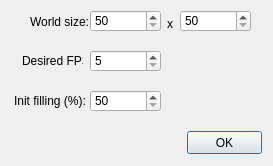
First picture: the form in src/settingsui.ui, repository TimeCoder/LifeTime, before the edit.
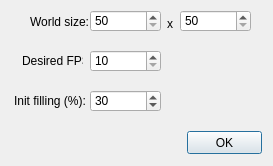
Second picture: the form after the edit.

```diff
--- a/src/settingsui.ui
+++ b/src/settingsui.ui
@@ -100,10 +100,10 @@
     </rect>
    </property>
    <property name="minimum">
-    <number>5</number>
+    <number>10</number>
    </property>
    <property name="maximum">
-    <number>1000</number>
+    <number>100</number>
    </property>
    <property name="singleStep">
     <number>5</number>
@@ -119,13 +119,16 @@
     </rect>
    </property>
    <property name="minimum">
-    <number>50</number>
+    <number>10</number>
    </property>
    <property name="maximum">
-    <number>1000</number>
+    <number>100</number>
    </property>
    <property name="singleStep">
-    <number>50</number>
+    <number>10</number>
+   </property>
+   <property name="value">
+    <number>30</number>
    </property>
   </widget>
   <widget class="QLabel" name="label_4">
```
Left out of the diff: 2 changed lines with no effect on the pictures.
